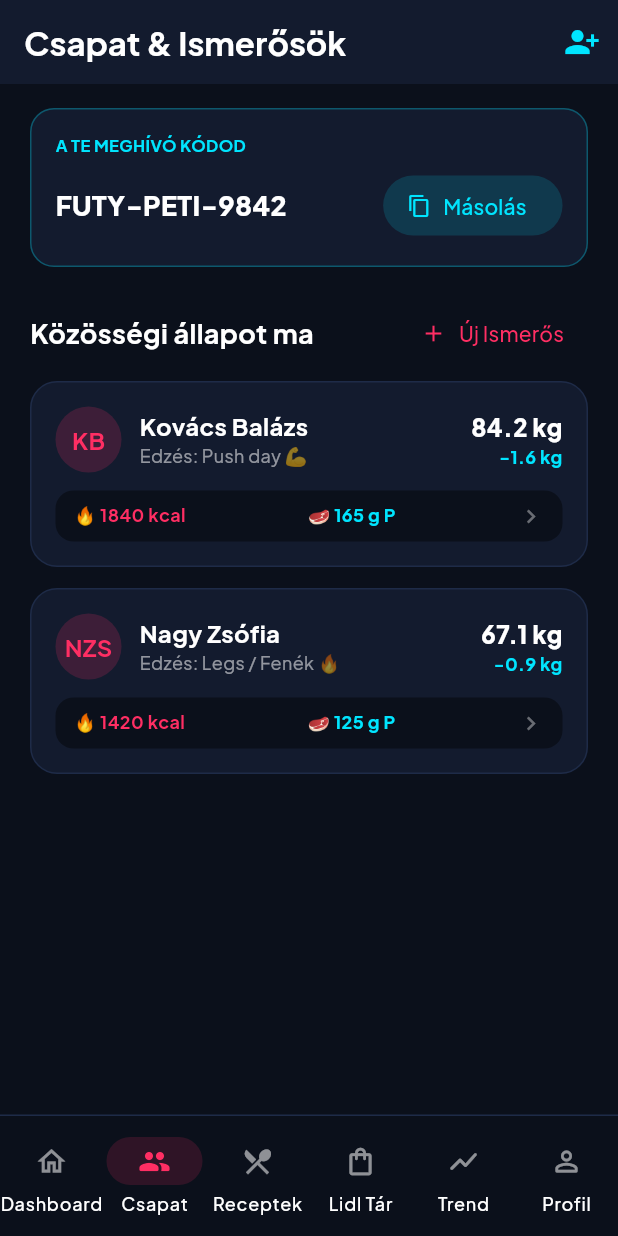
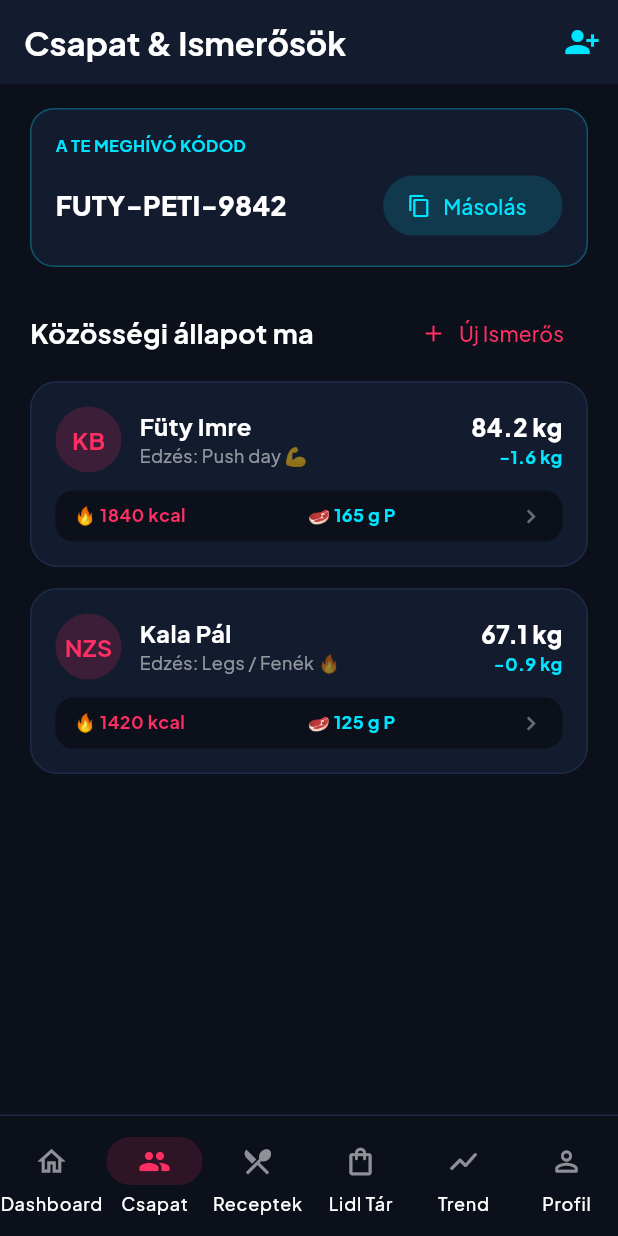
Before and after one commit to p5804799-oss/alkalmazas, a Flutter app: the screen it shows after launch, item 2 of the bottom bar chosen, on a phone screen of 412 x 824 dp. Run offline on Flutter 3.47's test engine with Material 3 defaults, Android fonts, the phone set to English and light mode, and no system bars; our stand-ins replace google_fonts, shared_preferences.

Commit message:
App frissitese

```diff
--- a/lib/screens/friends_tab.dart
+++ b/lib/screens/friends_tab.dart
@@ -15,8 +15,8 @@ class _FriendsTabState extends State<FriendsTab> {
   final List<FriendProfile> _friends = [
     FriendProfile(
       id: '1',
-      inviteCode: 'FUTY-BALA-1102',
-      name: 'Kovács Balázs',
+      inviteCode: 'FUTY-Imre-1102',
+      name: 'Füty Imre',
       avatar: 'KB',
       currentWeight: 84.2,
       weightChange: -1.6,
@@ -43,8 +43,8 @@ class _FriendsTabState extends State<FriendsTab> {
     ),
     FriendProfile(
       id: '2',
-      inviteCode: 'FUTY-ZSOF-3391',
-      name: 'Nagy Zsófia',
+      inviteCode: 'FUTY-KAL-3391',
+      name: 'Kala Pál',
       avatar: 'NZS',
       currentWeight: 67.1,
       weightChange: -0.9,
```
